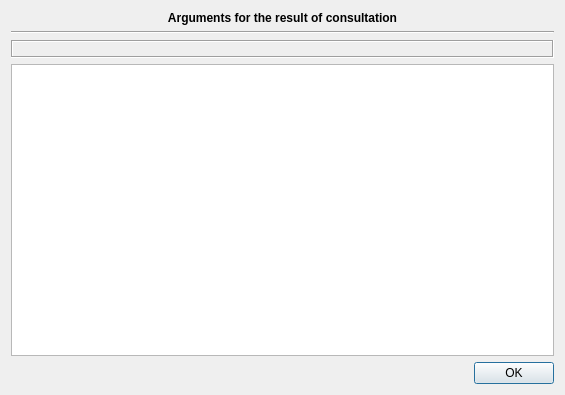
Qt form freedrc/plugins/edrcplugin/widgets/rcargumentsdialog.ui (FreeHealth/freehealth) before a commit.
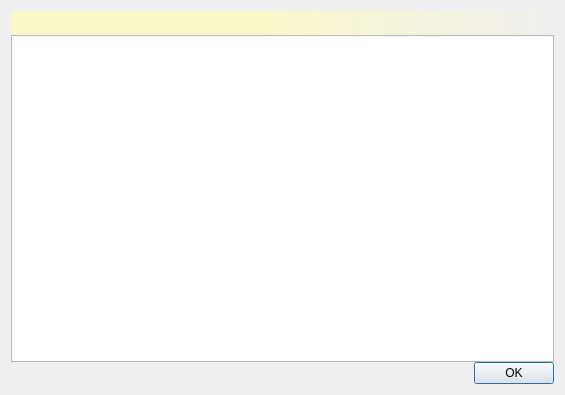
The same form after that commit.

```diff
--- a/freedrc/plugins/edrcplugin/widgets/rcargumentsdialog.ui
+++ b/freedrc/plugins/edrcplugin/widgets/rcargumentsdialog.ui
@@ -14,30 +14,10 @@
    <string>Dialog</string>
   </property>
   <layout class="QGridLayout" name="gridLayout">
+   <property name="verticalSpacing">
+    <number>0</number>
+   </property>
    <item row="0" column="0">
-    <widget class="QLabel" name="label">
-     <property name="font">
-      <font>
-       <weight>75</weight>
-       <bold>true</bold>
-      </font>
-     </property>
-     <property name="text">
-      <string>Arguments for the result of consultation</string>
-     </property>
-     <property name="alignment">
-      <set>Qt::AlignCenter</set>
-     </property>
-    </widget>
-   </item>
-   <item row="1" column="0">
-    <widget class="Line" name="line">
-     <property name="orientation">
-      <enum>Qt::Horizontal</enum>
-     </property>
-    </widget>
-   </item>
-   <item row="2" column="0">
     <widget class="QLabel" name="rcLabel">
      <property name="font">
       <font>
@@ -45,11 +25,8 @@
        <bold>true</bold>
       </font>
      </property>
-     <property name="frameShape">
-      <enum>QFrame::Box</enum>
-     </property>
-     <property name="frameShadow">
-      <enum>QFrame::Sunken</enum>
+     <property name="styleSheet">
+      <string notr="true">text-indent:5px;padding:5px;font-weight:bold;background:qlineargradient(spread:pad, x1:0, y1:0, x2:1, y2:0, stop:0.464 rgba(255, 255, 176, 149), stop:1 rgba(255, 255, 255, 0))</string>
      </property>
      <property name="text">
       <string/>
@@ -66,7 +43,7 @@
      </property>
     </widget>
    </item>
-   <item row="3" column="0">
+   <item row="1" column="0">
     <widget class="QTextBrowser" name="arguments"/>
    </item>
   </layout>
```
Left out of the diff: 2 changed lines with no effect on the pictures.
